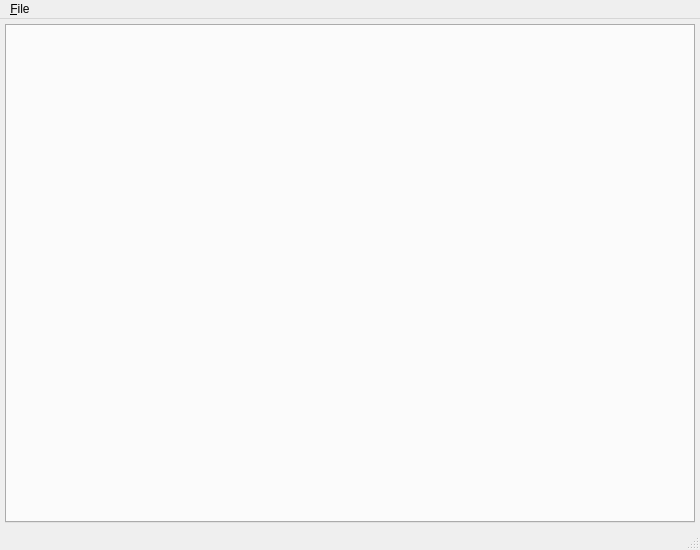
The window that branches/trunk/UI/spot-on-encryptfile.ui (textbrowser/spot-on) describes before a commit, drawn with Qt 5.
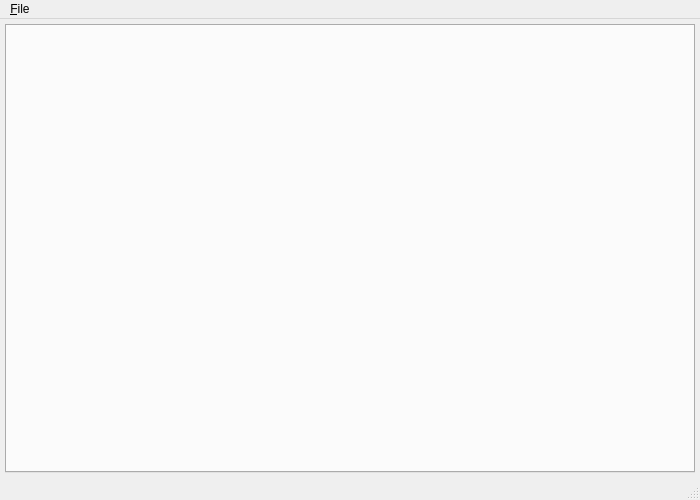
The same window after the commit. Icons and pictures are not drawn.

The edit to the form file:
```diff
--- a/branches/trunk/UI/spot-on-encryptfile.ui
+++ b/branches/trunk/UI/spot-on-encryptfile.ui
@@ -7,7 +7,7 @@
     <x>0</x>
     <y>0</y>
     <width>700</width>
-    <height>550</height>
+    <height>500</height>
    </rect>
   </property>
   <property name="windowIcon">
```
Left out of the diff: 13 changed lines with no effect on the pictures.
